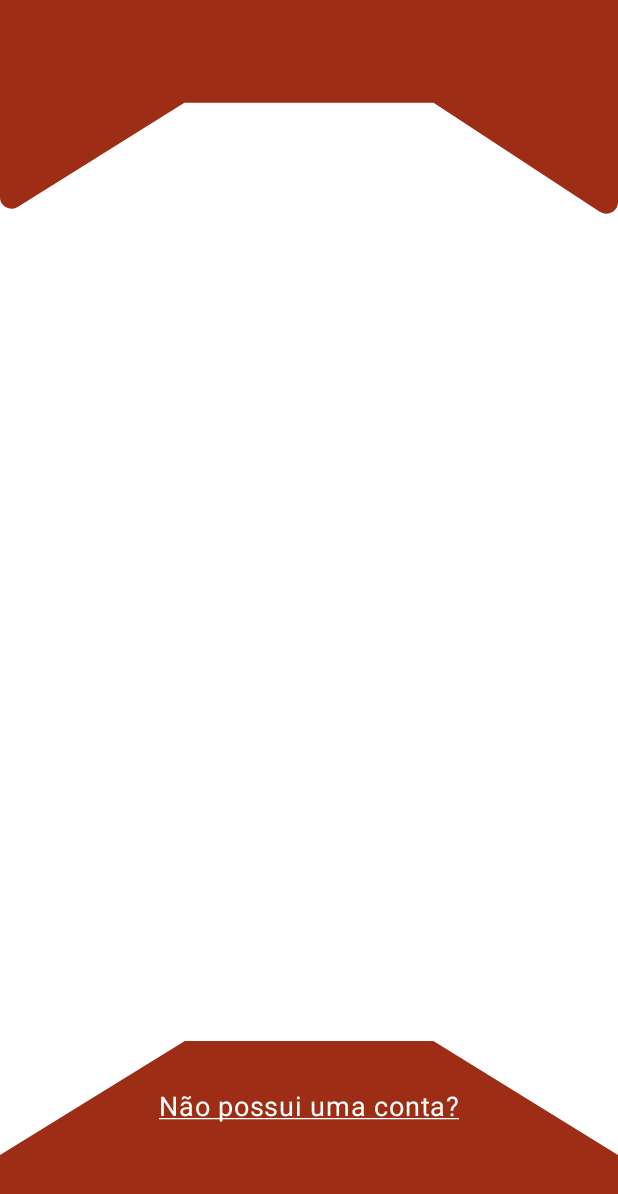
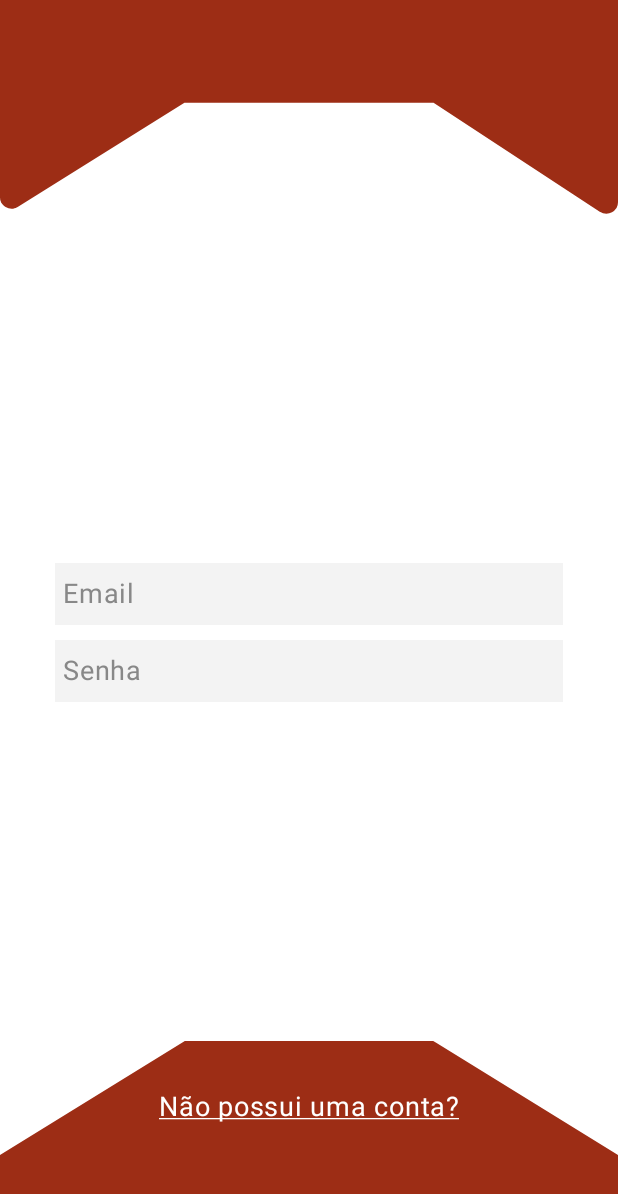
Before and after one commit to luizlopes12/RedBag-app, an Android app built with Jetpack Compose: the screen it shows after launch (MainActivity), on a phone screen of 412 x 824 dp. Shown: the top 1194 px of the screen. Run offline under Robolectric (Android 15) with nearby library versions, the phone set to English and light mode, and no system bars.

Commit message:
feat: Login inputs

```diff
--- a/Kotlin-app/app/src/main/java/com/example/kotlin_app/presentation/login/LoginPage.kt
+++ b/Kotlin-app/app/src/main/java/com/example/kotlin_app/presentation/login/LoginPage.kt
@@ -1,6 +1,8 @@
 package com.example.kotlin_app.presentation.login
 
 import androidx.compose.foundation.Image
+import androidx.compose.foundation.background
+import androidx.compose.foundation.border
 import androidx.compose.foundation.layout.Arrangement
 import androidx.compose.foundation.layout.Box
 import androidx.compose.foundation.layout.Column
@@ -10,27 +12,48 @@ import androidx.compose.foundation.layout.fillMaxSize
 import androidx.compose.foundation.layout.fillMaxWidth
 import androidx.compose.foundation.layout.height
 import androidx.compose.foundation.layout.offset
+import androidx.compose.foundation.layout.padding
 import androidx.compose.foundation.layout.width
+import androidx.compose.foundation.shape.RoundedCornerShape
+import androidx.compose.foundation.text.BasicTextField
+import androidx.compose.material3.Button
+import androidx.compose.material3.ButtonDefaults
 import androidx.compose.material3.Divider
 import androidx.compose.material3.MaterialTheme
 import androidx.compose.material3.Surface
 import androidx.compose.material3.Text
 import androidx.compose.material3.TextButton
+import androidx.compose.material3.TextField
 import androidx.compose.runtime.Composable
+import androidx.compose.runtime.getValue
+import androidx.compose.runtime.mutableStateOf
+import androidx.compose.runtime.remember
+import androidx.compose.runtime.setValue
 import androidx.compose.ui.Alignment
 import androidx.compose.ui.Modifier
 import androidx.compose.ui.draw.drawBehind
 import androidx.compose.ui.geometry.Offset
 import androidx.compose.ui.graphics.Color
 import androidx.compose.ui.res.painterResource
+import androidx.compose.ui.text.TextStyle
+import androidx.compose.ui.text.input.PasswordVisualTransformation
 import androidx.compose.ui.text.style.TextDecoration
 import androidx.compose.ui.tooling.preview.Preview
 import androidx.compose.ui.unit.dp
+import androidx.compose.ui.unit.sp
 import androidx.compose.ui.zIndex
 import com.example.kotlin_app.R
+import com.example.kotlin_app.ui.theme.WhiteGray
+import com.example.kotlin_app.ui.theme.Black
+
 
 @Composable
 fun LoginPage() {
+    var email by remember { mutableStateOf("") }
+    var emailPlaceholder by remember { mutableStateOf("Email") }
+    var password by remember { mutableStateOf("") }
+    var passwordPlaceholder by remember { mutableStateOf("Senha") }
+
     MaterialTheme {
         Surface(
             modifier = Modifier.fillMaxSize(),
@@ -38,7 +61,8 @@ fun LoginPage() {
         ) {
             Column(
                 modifier = Modifier.fillMaxSize(),
-                verticalArrangement = Arrangement.SpaceBetween
+                verticalArrangement = Arrangement.SpaceBetween,
+                horizontalAlignment = Alignment.CenterHorizontally
             ) {
                 Row(){
                     Image(
@@ -46,6 +70,83 @@ fun LoginPage() {
                         painter = painterResource(id = R.drawable.login_top_illustration),
                         contentDescription = null
                     )
+                }
+                Box(
+                    modifier = Modifier
+                        .fillMaxWidth(.9f)
+                        .padding(horizontal = 16.dp),
+                ){
+                    Column(
+                        modifier = Modifier
+                            .fillMaxWidth()
+                    ) {
+
+                        Row(
+                            modifier = Modifier
+                                .fillMaxWidth(),
+                        ) {
+                                 BasicTextField(
+                                     value = email,
+                                     onValueChange = { email = it; emailPlaceholder = ""
+                                     },
+                                     modifier = Modifier
+                                         .fillMaxWidth()
+                                         .background(WhiteGray)
+                                         .padding(
+                                             top = 10.dp,
+                                             bottom = 10.dp,
+                                             start = 5.dp,
+                                             end = 5.dp
+                                         ),
+                                 ) {
+                                     Text(
+                                         text = email,
+                                         style = MaterialTheme.typography.bodyLarge,
+                                         color = Black,
+                                     )
+                                     Text(
+                                         text = emailPlaceholder,
+                                         style = MaterialTheme.typography.bodyLarge,
+                                         color = Color.Gray
+                                     )
+                                 }
+                             }
+
+                        Spacer(modifier = Modifier.height(10.dp))
+
+                        Row(
+                            modifier = Modifier
+                                .fillMaxWidth()
+                        ) {
+                            BasicTextField(
+                                value = password,
+                                onValueChange = { password = it; passwordPlaceholder = ""
+                                },
+                                modifier = Modifier
+                                    .fillMaxWidth()
+                                    .background(WhiteGray)
+                                    .padding(
+                                        top = 10.dp,
+                                        bottom = 10.dp,
+                                        start = 5.dp,
+                                        end = 5.dp
+                                    ),
+                            ) {
+                                Text(
+                                    text = password,
+                                    style = MaterialTheme.typography.bodyLarge,
+                                    color = Black,
+                                    modifier = Modifier
+                                        .fillMaxWidth()
+                                )
+                                Text(
+                                    text = passwordPlaceholder,
+                                    style = MaterialTheme.typography.bodyLarge,
+                                    color = Color.Gray
+                                )
+                            }
+                        }
+                    }
                 }
                 Box() {
                     Row(
--- a/Kotlin-app/app/src/main/java/com/example/kotlin_app/ui/theme/Color.kt
+++ b/Kotlin-app/app/src/main/java/com/example/kotlin_app/ui/theme/Color.kt
@@ -10,3 +10,4 @@ val Orange5 = Color(0xFFFAB49E)
 val White = Color(0xFFFFFFFF)
 val Black = Color(0xFF292929)
 val Gray = Color(0xFF828282)
+val WhiteGray = Color(0xFFF3F3F3)
```
